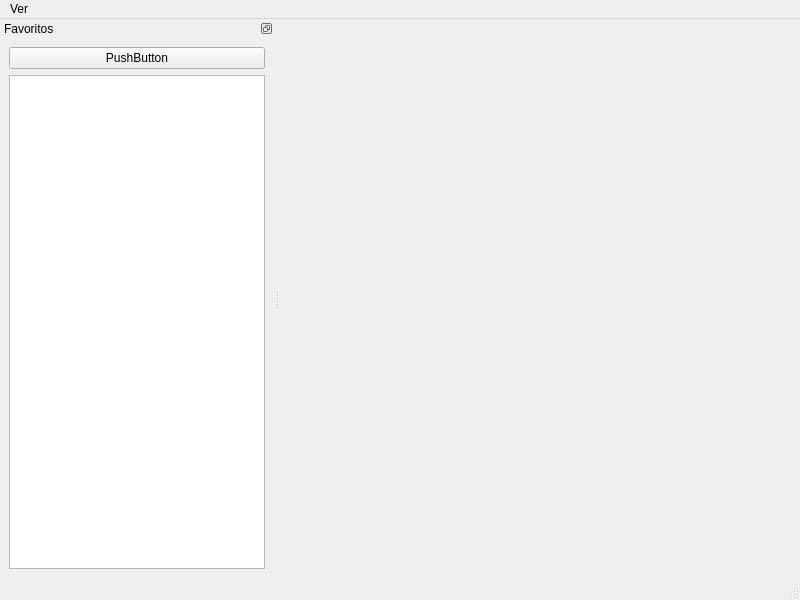
This is mainwindow.ui in katmai1/qtradingview2 as Qt 5 draws it before an edit. The edited form follows.
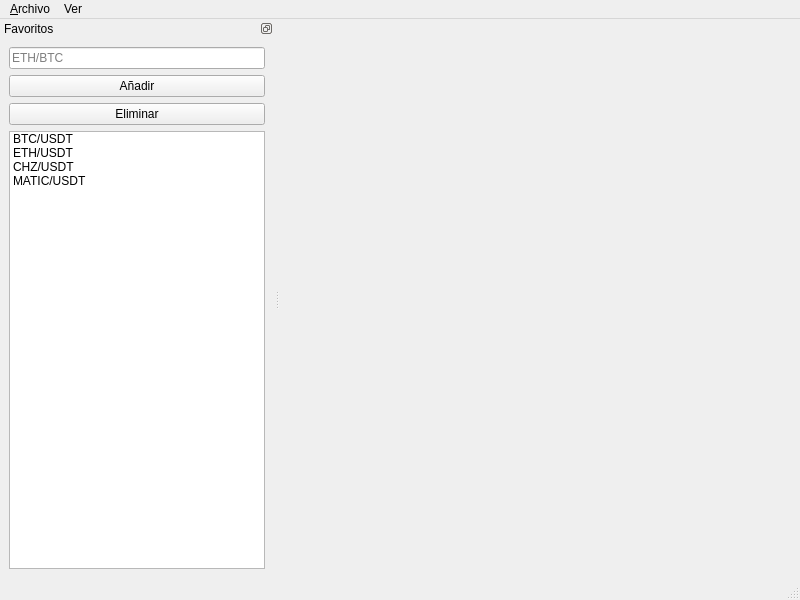
This is the edited form. Custom widgets are drawn as their Qt base class.

```diff
--- a/mainwindow.ui
+++ b/mainwindow.ui
@@ -10,6 +10,12 @@
     <height>600</height>
    </rect>
   </property>
+  <property name="sizePolicy">
+   <sizepolicy hsizetype="Maximum" vsizetype="Maximum">
+    <horstretch>0</horstretch>
+    <verstretch>0</verstretch>
+   </sizepolicy>
+  </property>
   <property name="windowTitle">
    <string>MainWindow</string>
   </property>
@@ -42,14 +48,27 @@
     </property>
     <addaction name="action_Favoritos"/>
    </widget>
+   <widget class="QMenu" name="menu_Archivo">
+    <property name="title">
+     <string>&amp;Archivo</string>
+    </property>
+    <addaction name="actionSalir"/>
+   </widget>
+   <addaction name="menu_Archivo"/>
    <addaction name="menuVer"/>
   </widget>
   <widget class="QStatusBar" name="statusbar"/>
   <widget class="QDockWidget" name="dock_favoritos">
+   <property name="sizePolicy">
+    <sizepolicy hsizetype="MinimumExpanding" vsizetype="Preferred">
+     <horstretch>0</horstretch>
+     <verstretch>0</verstretch>
+    </sizepolicy>
+   </property>
    <property name="minimumSize">
     <size>
-     <width>274</width>
-     <height>136</height>
+     <width>120</width>
+     <height>193</height>
     </size>
    </property>
    <property name="features">
@@ -70,14 +89,52 @@
     </property>
     <layout class="QVBoxLayout" name="verticalLayout_2">
      <item>
-      <widget class="QPushButton" name="pushButton">
+      <widget class="QLineEdit" name="ed_symbol">
+       <property name="placeholderText">
+        <string>ETH/BTC</string>
+       </property>
+       <property name="clearButtonEnabled">
+        <bool>true</bool>
+       </property>
+      </widget>
+     </item>
+     <item>
+      <widget class="QPushButton" name="bt_add">
        <property name="text">
-        <string>PushButton</string>
+        <string>Añadir</string>
        </property>
       </widget>
      </item>
      <item>
-      <widget class="QListWidget" name="listWidget"/>
+      <widget class="QPushButton" name="bt_delete">
+       <property name="text">
+        <string>Eliminar</string>
+       </property>
+      </widget>
+     </item>
+     <item>
+      <widget class="QListWidget" name="list_favorites">
+       <item>
+        <property name="text">
+         <string>BTC/USDT</string>
+        </property>
+       </item>
+       <item>
+        <property name="text">
+         <string>ETH/USDT</string>
+        </property>
+       </item>
+       <item>
+        <property name="text">
+         <string>CHZ/USDT</string>
+        </property>
+       </item>
+       <item>
+        <property name="text">
+         <string>MATIC/USDT</string>
+        </property>
+       </item>
+      </widget>
      </item>
     </layout>
    </widget>
```
Left out of the diff: 43 changed lines with no effect on the pictures.
